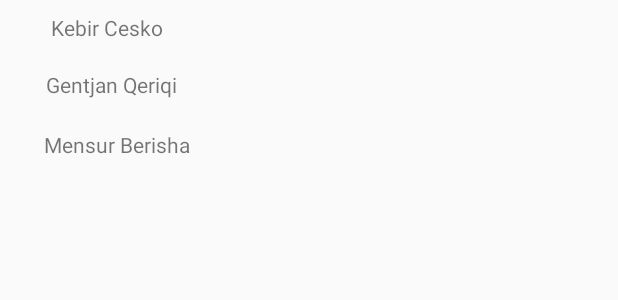
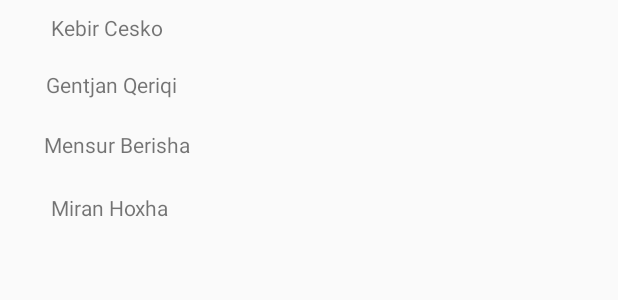
Before and after one commit to kebircesko/CoffeeScan, an Android app: the layout activity_main.xml on its own in the app's theme, with its tools: preview values and no code run, on a phone screen of 412 x 824 dp. Shown: the top 300 px of the screen. Run offline under Robolectric (Android 15) with nearby library versions, the phone set to English and light mode, and no system bars.

Commit message:
Commit04

```diff
--- a/app/src/main/res/layout/activity_main.xml
+++ b/app/src/main/res/layout/activity_main.xml
@@ -39,4 +39,15 @@
         app:layout_constraintTop_toTopOf="parent"
         app:layout_constraintVertical_bias="0.108" />
 
+    <TextView
+        android:layout_width="wrap_content"
+        android:layout_height="wrap_content"
+        android:text="Miran Hoxha"
+        app:layout_constraintBottom_toBottomOf="parent"
+        app:layout_constraintHorizontal_bias="0.101"
+        app:layout_constraintLeft_toLeftOf="parent"
+        app:layout_constraintRight_toRightOf="parent"
+        app:layout_constraintTop_toTopOf="parent"
+        app:layout_constraintVertical_bias="0.16" />
+
 </android.support.constraint.ConstraintLayout>
```
